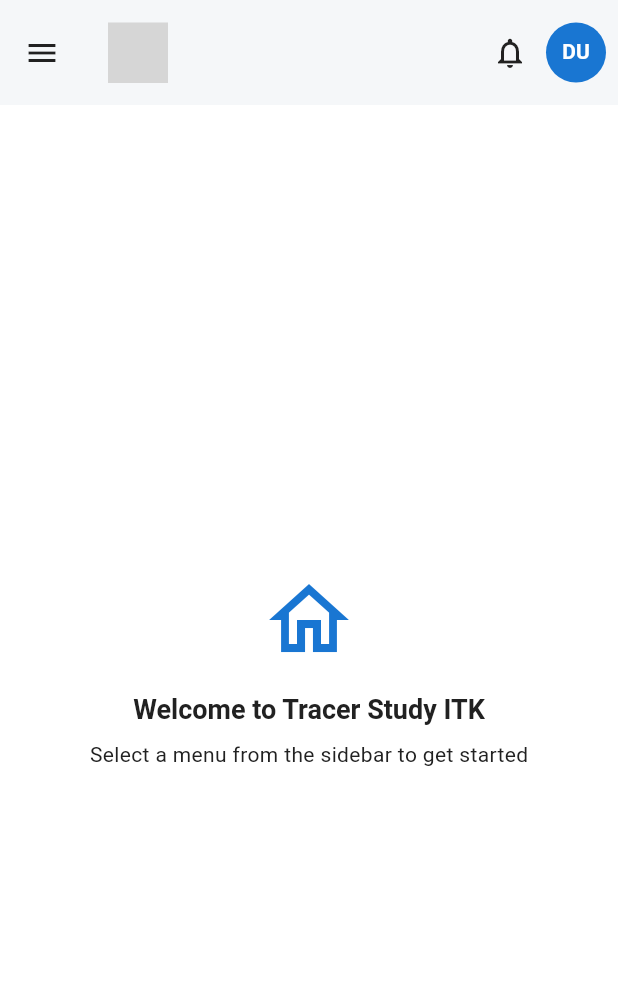
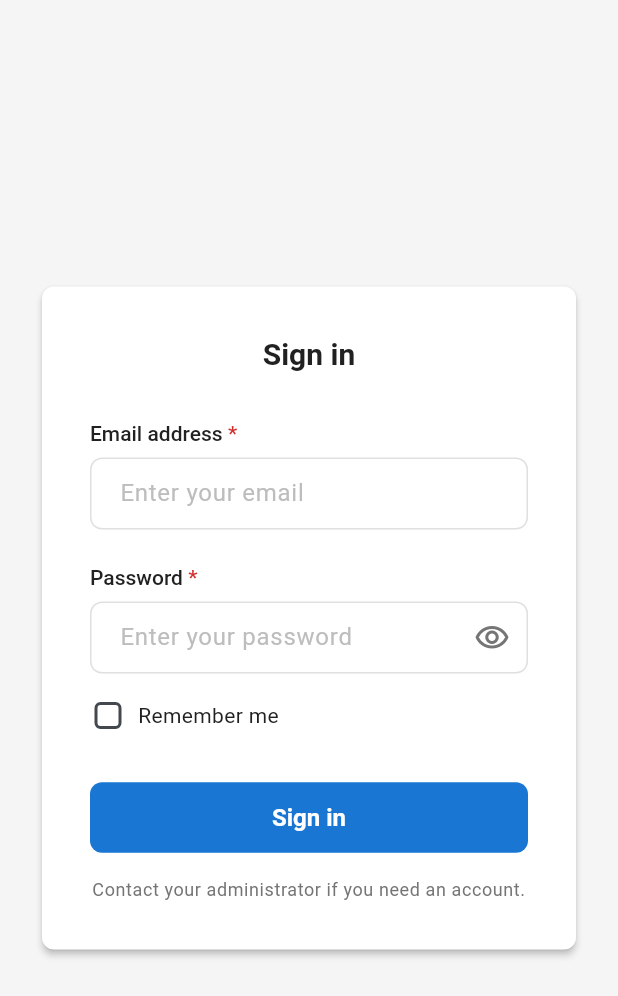
Before and after one commit to ITK-Capstone-09-Tracer-Study/tracer_mobile, a Flutter app: the screen it shows after launch, on a phone screen of 412 x 824 dp. Shown: the top 996 px of the screen. Run offline on Flutter 3.47's test engine with Material 3 defaults, Android fonts, the phone set to English and light mode, and no system bars; our stand-ins replace flutter_svg, go_router; grey boxes are pictures that could not be loaded.

Commit message:
tambah halaman login

```diff
--- a/lib/routes/app_router.dart
+++ b/lib/routes/app_router.dart
@@ -1,5 +1,6 @@
 import 'package:flutter/material.dart';
 import 'package:go_router/go_router.dart';
+import '../screens/auth/login_screen.dart';
 import '../screens/home_screen.dart';
 import '../screens/user_management/user_management_screen.dart';
 import '../screens/user_management/user_detail_screen.dart';
@@ -8,9 +9,16 @@ import '../screens/unit_management/unit_management_screen.dart';
 
 class AppRouter {
   static final GoRouter router = GoRouter(
-    initialLocation: '/',
+    initialLocation: '/login',
     debugLogDiagnostics: true,
     routes: [
+      // Login route
+      GoRoute(
+        path: '/login',
+        name: 'login',
+        builder: (context, state) => const LoginScreen(),
+      ),
+
       GoRoute(
         path: '/',
         name: 'home',
--- /dev/null
+++ b/lib/screens/auth/login_screen.dart
@@ -0,0 +1,285 @@
+import 'package:flutter/material.dart';
+import 'package:go_router/go_router.dart';
+import '../../constants/colors.dart';
+import '../../constants/app_constants.dart';
+
+class LoginScreen extends StatefulWidget {
+  const LoginScreen({super.key});
+
+  @override
+  State<LoginScreen> createState() => _LoginScreenState();
+}
+
+class _LoginScreenState extends State<LoginScreen> {
+  final _formKey = GlobalKey<FormState>();
+  final _emailController = TextEditingController();
+  final _passwordController = TextEditingController();
+  bool _rememberMe = false;
+  bool _obscurePassword = true;
+  bool _isLoading = false;
+
+  @override
+  void dispose() {
+    _emailController.dispose();
+    _passwordController.dispose();
+    super.dispose();
+  }
+
+  Future<void> _handleLogin() async {
+    if (_formKey.currentState!.validate()) {
+      setState(() {
+        _isLoading = true;
+      });
+
+      // Simulate API call
+      await Future.delayed(const Duration(seconds: 1));
+
+      // Dummy validation - replace with actual authentication
+      final email = _emailController.text.trim();
+      final password = _passwordController.text;
+
+      if (email == 'admin@itk.ac.id' && password == 'admin123') {
+        // Login successful
+        if (mounted) {
+          setState(() {
+            _isLoading = false;
+          });
+          context.go('/user-management');
+        }
+      } else {
+        // Login failed
+        if (mounted) {
+          setState(() {
+            _isLoading = false;
+          });
+          _showErrorDialog(
+            'Login Failed',
+            'The email address or password you entered is incorrect. Please try again.',
+          );
+        }
+      }
+    }
+  }
+
+  void _showErrorDialog(String title, String message) {
+    showDialog(
+      context: context,
+      builder: (context) => AlertDialog(
+        title: Text(title),
+        content: Text(message),
+        actions: [
+          TextButton(
+            onPressed: () => Navigator.pop(context),
+            child: const Text('OK'),
+          ),
+        ],
+      ),
+    );
+  }
+
+  @override
+  Widget build(BuildContext context) {
+    return Scaffold(
+      backgroundColor: AppColors.background,
+      body: SafeArea(
+        child: Center(
+          child: SingleChildScrollView(
+            padding: const EdgeInsets.all(AppConstants.paddingLarge),
+            child: ConstrainedBox(
+              constraints: const BoxConstraints(maxWidth: 400),
+              child: Card(
+                elevation: 2,
+                shape: RoundedRectangleBorder(
+                  borderRadius: BorderRadius.circular(AppConstants.borderRadiusMedium),
+                ),
+                child: Padding(
+                  padding: const EdgeInsets.all(AppConstants.paddingXLarge),
+                  child: Form(
+                    key: _formKey,
+                    child: Column(
+                      mainAxisSize: MainAxisSize.min,
+                      crossAxisAlignment: CrossAxisAlignment.stretch,
+                      children: [
+                        // Title
+                        Text(
+                          'Sign in',
+                          style: Theme.of(context).textTheme.headlineMedium?.copyWith(
+                            fontWeight: FontWeight.bold,
+                          ),
+                          textAlign: TextAlign.center,
+                        ),
+
+                        const SizedBox(height: AppConstants.paddingXLarge),
+
+                        // Email Field
+                        RichText(
+                          text: const TextSpan(
+                            text: 'Email address',
+                            style: TextStyle(
+                              color: AppColors.textPrimary,
+                              fontSize: 14,
+                              fontWeight: FontWeight.w500,
+                            ),
+                            children: [
+                              TextSpan(
+                                text: ' *',
+                                style: TextStyle(color: AppColors.error),
+                              ),
+                            ],
+                          ),
+                        ),
+                        const SizedBox(height: 8),
+                        TextFormField(
+                          controller: _emailController,
+                          keyboardType: TextInputType.emailAddress,
+                          decoration: const InputDecoration(
+                            hintText: 'Enter your email',
+                            contentPadding: EdgeInsets.symmetric(
+                              horizontal: 16,
+                              vertical: 12,
+                            ),
+                          ),
+                          validator: (value) {
+                            if (value == null || value.isEmpty) {
+                              return 'Please enter your email';
+                            }
+                            if (!value.contains('@')) {
+                              return 'Please enter a valid email';
+                            }
+                            return null;
+                          },
+                        ),
+
+                        const SizedBox(height: AppConstants.paddingLarge),
+
+                        // Password Field
+                        RichText(
+                          text: const TextSpan(
+                            text: 'Password',
+                            style: TextStyle(
+                              color: AppColors.textPrimary,
+                              fontSize: 14,
+                              fontWeight: FontWeight.w500,
+                            ),
+                            children: [
+                              TextSpan(
+                                text: ' *',
+                                style: TextStyle(color: AppColors.error),
+                              ),
+                            ],
+                          ),
+                        ),
+                        const SizedBox(height: 8),
+                        TextFormField(
+                          controller: _passwordController,
+                          obscureText: _obscurePassword,
+                          decoration: InputDecoration(
+                            hintText: 'Enter your password',
+                            contentPadding: const EdgeInsets.symmetric(
+                              horizontal: 16,
+                              vertical: 12,
+                            ),
+                            suffixIcon: IconButton(
+                              icon: Icon(
+                                _obscurePassword
+                                    ? Icons.visibility_outlined
+                                    : Icons.visibility_off_outlined,
+                                color: AppColors.textSecondary,
+                              ),
+                              onPressed: () {
+                                setState(() {
+                                  _obscurePassword = !_obscurePassword;
+                                });
+                              },
+                            ),
+                          ),
+                          validator: (value) {
+                            if (value == null || value.isEmpty) {
+                              return 'Please enter your password';
+                            }
+                            if (value.length < 6) {
+                              return 'Password must be at least 6 characters';
+                            }
+                            return null;
+                          },
+                        ),
+
+                        const SizedBox(height: AppConstants.paddingMedium),
+
+                        // Remember Me Checkbox
+                        Row(
+                          children: [
+                            SizedBox(
+                              width: 24,
+                              height: 24,
+                              child: Checkbox(
+                                value: _rememberMe,
+                                onChanged: (value) {
+                                  setState(() {
+                                    _rememberMe = value ?? false;
+                                  });
+                                },
+                                shape: RoundedRectangleBorder(
+                                  borderRadius: BorderRadius.circular(4),
+                                ),
+                              ),
+                            ),
+                            const SizedBox(width: 8),
+                            Text(
+                              'Remember me',
+                              style: Theme.of(context).textTheme.bodyMedium,
+                            ),
+                          ],
+                        ),
+
+                        const SizedBox(height: AppConstants.paddingXLarge),
+
+                        // Sign In Button
+                        ElevatedButton(
+                          onPressed: _isLoading ? null : _handleLogin,
+                          style: ElevatedButton.styleFrom(
+                            padding: const EdgeInsets.symmetric(vertical: 14),
+                            shape: RoundedRectangleBorder(
+                              borderRadius: BorderRadius.circular(8),
+                            ),
+                          ),
+                          child: _isLoading
+                              ? const SizedBox(
+                                  height: 20,
+                                  width: 20,
+                                  child: CircularProgressIndicator(
+                                    strokeWidth: 2,
+                                    valueColor: AlwaysStoppedAnimation<Color>(Colors.white),
+                                  ),
+                                )
+                              : const Text(
+                                  'Sign in',
+                                  style: TextStyle(
+                                    fontSize: 16,
+                                    fontWeight: FontWeight.w600,
+                                  ),
+                                ),
+                        ),
+
+                        const SizedBox(height: AppConstants.paddingMedium),
+
+                        // Info Text
+                        Text(
+                          'Contact your administrator if you need an account.',
+                          style: Theme.of(context).textTheme.bodySmall?.copyWith(
+                            color: AppColors.textSecondary,
+                          ),
+                          textAlign: TextAlign.center,
+                        ),
+                      ],
+                    ),
+                  ),
+                ),
+              ),
+            ),
+          ),
+        ),
+      ),
+    );
+  }
+}
```
Also changed, not shown: lib/widgets/app_drawer.dart (+55 -0 lines).
